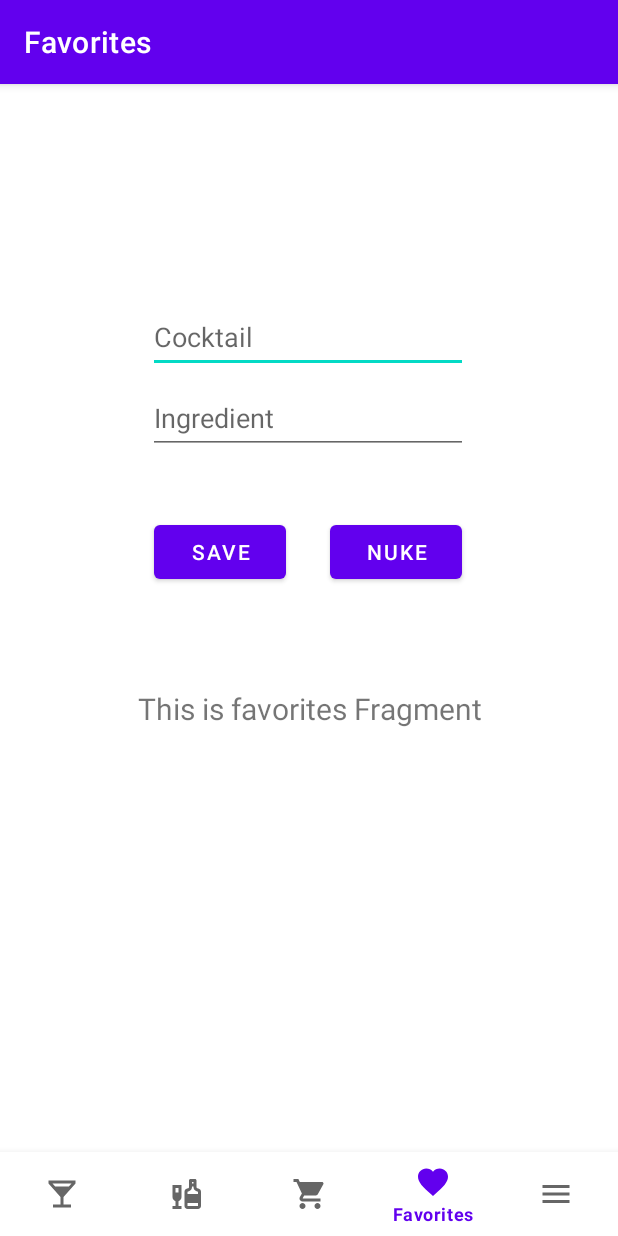
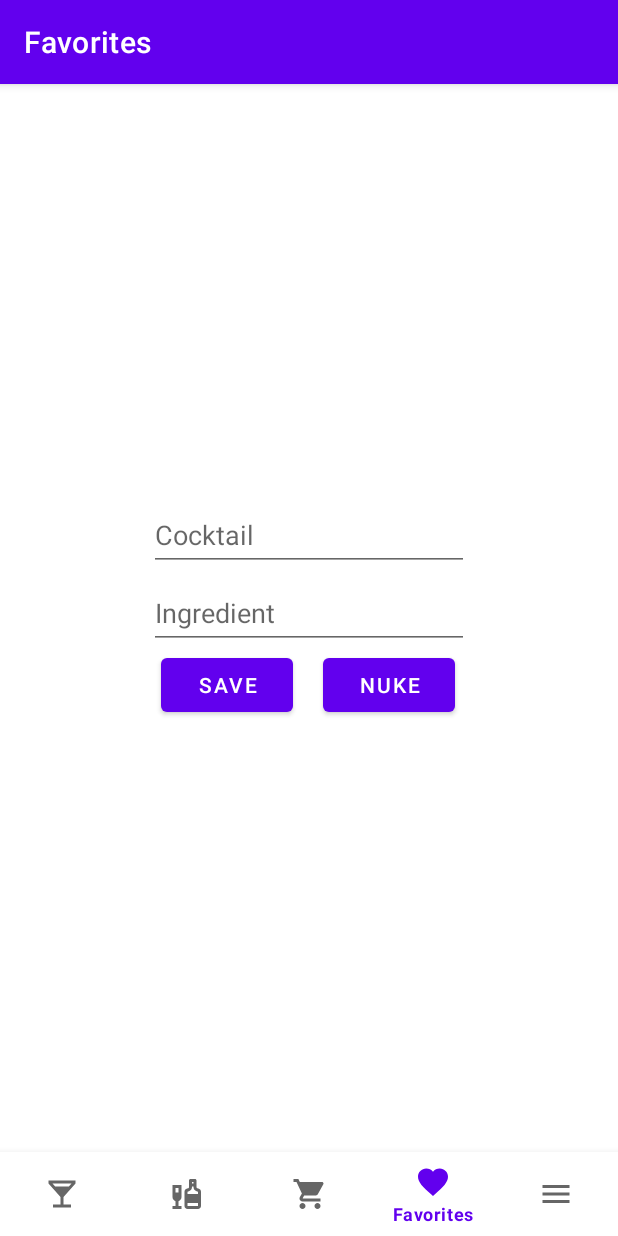
Before and after one commit to tv1light/AppPrototype_1, an Android app: the FavoritesFragment screen opened through its navigation route, on a phone screen of 412 x 824 dp. Run offline under Robolectric (Android 15) with nearby library versions, the phone set to English and light mode, and no system bars; our stand-ins replace Room's generated code, navigation-ui.

Commit message:
(Не)разъебал интерфейс и надеюсь, не разъебал бд)

```diff
--- a/app/src/main/java/com/example/appprototype1/DataBase.kt
+++ b/app/src/main/java/com/example/appprototype1/DataBase.kt
@@ -1,17 +1,17 @@
 package com.example.appprototype1
 
-import android.content.Context
 import androidx.room.Database
 import androidx.room.Room
 import androidx.room.RoomDatabase
+import com.example.appprototype1.ui.favorites.FavoritesFragment
 
 @Database(entities = [Item::class], version = 1)
 abstract class DataBase : RoomDatabase(){
     abstract fun getDao(): Dao
     companion object{
-        fun getDB(context: Context): DataBase{
+        fun getDB(context: FavoritesFragment): DataBase{
             return Room.databaseBuilder(
-                context.applicationContext,
+                context.requireContext(),
                 DataBase::class.java,
                 "DataBase.db"
             ).build()
--- a/app/src/main/java/com/example/appprototype1/MainActivity.kt
+++ b/app/src/main/java/com/example/appprototype1/MainActivity.kt
@@ -21,24 +21,10 @@ class MainActivity : AppCompatActivity() {
         binding = ActivityMainBinding.inflate(layoutInflater)
         setContentView(binding.root)
 
-        val db = DataBase.getDB(this)
 
 //       val it = Item(null,"Bloody Mary", "Vodka") //тестовая херь, думаю будет удобнее её в отдельное окно вынести
 
-        binding.buttonSave.setOnClickListener{
-            val it = Item(null,
-                binding.edCoct.text.toString(),
-                binding.edIngr.text.toString())
-            Thread{
-                db.getDao().insertItem(it)
-            }.start()
-        }
 
-        binding.buttonNuke.setOnClickListener{
-            Thread{
-                db.getDao().nukeTable()
-            }.start()
-        }
 
         val navView: BottomNavigationView = binding.navView
 
--- a/app/src/main/java/com/example/appprototype1/ui/favorites/FavoritesFragment.kt
+++ b/app/src/main/java/com/example/appprototype1/ui/favorites/FavoritesFragment.kt
@@ -1,12 +1,14 @@
 package com.example.appprototype1.ui.favorites
+
 
 import android.os.Bundle
 import android.view.LayoutInflater
 import android.view.View
 import android.view.ViewGroup
-import android.widget.TextView
 import androidx.fragment.app.Fragment
 import androidx.lifecycle.ViewModelProvider
+import com.example.appprototype1.DataBase
+import com.example.appprototype1.Item
 import com.example.appprototype1.databinding.FragmentFavoritesBinding
 
 class FavoritesFragment : Fragment() {
@@ -28,9 +30,21 @@ class FavoritesFragment : Fragment() {
         _binding = FragmentFavoritesBinding.inflate(inflater, container, false)
         val root: View = binding.root
 
-        val textView: TextView = binding.textFavorites
-        favoritesViewModel.text.observe(viewLifecycleOwner) {
-            textView.text = it
+        val db = DataBase.getDB(this)
+
+        binding.buttonSave.setOnClickListener{
+            val it = Item(null,
+                binding.edCoct.text.toString(),
+                binding.edIngr.text.toString())
+            Thread{
+                db.getDao().insertItem(it)
+            }.start()
+        }
+
+        binding.buttonNuke.setOnClickListener{
+            Thread{
+                db.getDao().nukeTable()
+            }.start()
         }
         return root
     }
--- a/app/src/main/res/layout/activity_main.xml
+++ b/app/src/main/res/layout/activity_main.xml
@@ -33,80 +33,7 @@
         app:layout_constraintRight_toRightOf="parent"
         app:layout_constraintStart_toStartOf="parent"
         app:layout_constraintTop_toTopOf="parent"
-        app:layout_constraintVertical_bias="1.0"
+        app:layout_constraintVertical_bias="0.0"
         app:navGraph="@navigation/mobile_navigation" />
 
-    <Button
-        android:id="@+id/buttonSave"
-        android:layout_width="wrap_content"
-        android:layout_height="wrap_content"
-        android:layout_marginStart="4dp"
-        android:text="Save"
-        app:layout_constraintBottom_toBottomOf="parent"
-        app:layout_constraintStart_toStartOf="@+id/edIngr"
-        app:layout_constraintTop_toTopOf="parent"
-        app:layout_constraintVertical_bias="0.349"
-        tools:ignore="HardcodedText" />
-
-    <EditText
-        android:id="@+id/edCoct"
-        android:layout_width="wrap_content"
-        android:layout_height="wrap_content"
-        android:ems="10"
-        android:hint="@string/cocktail"
-        android:inputType="textPersonName"
-        android:minHeight="48dp"
-        app:layout_constraintBottom_toTopOf="@+id/nav_view"
-        app:layout_constraintEnd_toEndOf="parent"
-        app:layout_constraintHorizontal_bias="0.497"
-        app:layout_constraintStart_toStartOf="parent"
-        app:layout_constraintTop_toTopOf="@+id/nav_host_fragment_activity_main"
-        app:layout_constraintVertical_bias="0.218"
-        android:autofillHints="" />
-
-    <EditText
-        android:id="@+id/edIngr"
-        android:layout_width="wrap_content"
-        android:layout_height="wrap_content"
-        android:layout_marginTop="6dp"
-        android:autofillHints=""
-        android:ems="10"
-        android:hint="@string/ingredient"
-        android:inputType="textPersonName"
-        android:minHeight="48dp"
-        app:layout_constraintEnd_toEndOf="@+id/edCoct"
-        app:layout_constraintStart_toStartOf="@+id/edCoct"
-        app:layout_constraintTop_toBottomOf="@+id/edCoct" />
-
-    <Button
-        android:id="@+id/buttonNuke"
-        android:layout_width="wrap_content"
-        android:layout_height="wrap_content"
-        android:layout_marginEnd="4dp"
-        android:text="@string/nuke"
-        app:layout_constraintBottom_toBottomOf="parent"
-        app:layout_constraintEnd_toEndOf="@+id/edIngr"
-        app:layout_constraintTop_toTopOf="parent"
-        app:layout_constraintVertical_bias="0.349" />
-
-    <androidx.constraintlayout.widget.Guideline
-        android:id="@+id/guideline2"
-        android:layout_width="wrap_content"
-        android:layout_height="wrap_content"
-        android:layout_marginEnd="411dp"
-        android:orientation="horizontal"
-        app:layout_constraintEnd_toEndOf="parent"
-        app:layout_constraintGuide_begin="248dp"
-        app:layout_constraintStart_toEndOf="@+id/nav_host_fragment_activity_main" />
-
-    <androidx.constraintlayout.widget.Group
-        android:id="@+id/group"
-        android:layout_width="wrap_content"
-        android:layout_height="wrap_content"
-        app:constraint_referenced_ids="buttonNuke,buttonSave"
-        app:layout_constraintBottom_toTopOf="@+id/nav_host_fragment_activity_main"
-        app:layout_constraintEnd_toStartOf="parent"
-        app:layout_constraintStart_toStartOf="parent"
-        app:layout_constraintTop_toTopOf="@+id/nav_host_fragment_activity_main" />
-
 </androidx.constraintlayout.widget.ConstraintLayout>
--- a/app/src/main/res/layout/fragment_cart.xml
+++ b/app/src/main/res/layout/fragment_cart.xml
@@ -19,4 +19,6 @@
         app:layout_constraintEnd_toEndOf="parent"
         app:layout_constraintStart_toStartOf="parent"
         app:layout_constraintTop_toTopOf="parent" />
+
+
 </androidx.constraintlayout.widget.ConstraintLayout>
--- a/app/src/main/res/layout/fragment_favorites.xml
+++ b/app/src/main/res/layout/fragment_favorites.xml
@@ -6,17 +6,65 @@
     android:layout_height="match_parent"
     tools:context=".ui.favorites.FavoritesFragment">
 
-    <TextView
-        android:id="@+id/text_favorites"
-        android:layout_width="match_parent"
+
+    <Button
+        android:id="@+id/buttonSave"
+        android:layout_width="wrap_content"
         android:layout_height="wrap_content"
         android:layout_marginStart="8dp"
-        android:layout_marginTop="8dp"
-        android:layout_marginEnd="8dp"
-        android:textAlignment="center"
-        android:textSize="20sp"
+        android:text="Save"
+        app:layout_constraintStart_toStartOf="@+id/edIngr"
+        app:layout_constraintTop_toBottomOf="@+id/edIngr"
+        tools:ignore="HardcodedText" />
+
+    <EditText
+        android:id="@+id/edCoct"
+        android:layout_width="wrap_content"
+        android:layout_height="wrap_content"
+        android:autofillHints=""
+        android:ems="10"
+        android:hint="@string/cocktail"
+
+        android:inputType="textPersonName"
+        android:minHeight="48dp"
         app:layout_constraintBottom_toBottomOf="parent"
+        app:layout_constraintEnd_toEndOf="@+id/edIngr"
+        app:layout_constraintHorizontal_bias="0.0"
+        app:layout_constraintStart_toStartOf="@+id/edIngr"
+        app:layout_constraintTop_toTopOf="parent"
+        app:layout_constraintVertical_bias="0.332" />
+
+    <EditText
+        android:id="@+id/edIngr"
+        android:layout_width="wrap_content"
+        android:layout_height="wrap_content"
+        android:layout_marginTop="4dp"
+        android:autofillHints=""
+        android:ems="10"
+        android:hint="@string/ingredient"
+        android:inputType="textPersonName"
+        android:minHeight="48dp"
         app:layout_constraintEnd_toEndOf="parent"
         app:layout_constraintStart_toStartOf="parent"
-        app:layout_constraintTop_toTopOf="parent" />
+        app:layout_constraintTop_toBottomOf="@+id/edCoct" />
+
+    <Button
+        android:id="@+id/buttonNuke"
+        android:layout_width="wrap_content"
+        android:layout_height="wrap_content"
+        android:text="@string/nuke"
+        app:layout_constraintEnd_toEndOf="@+id/edIngr"
+        app:layout_constraintHorizontal_bias="0.692"
+        app:layout_constraintStart_toEndOf="@+id/buttonSave"
+        app:layout_constraintTop_toBottomOf="@+id/edIngr" />
+
+    <androidx.constraintlayout.widget.Group
+        android:id="@+id/group"
+        android:layout_width="wrap_content"
+        android:layout_height="wrap_content"
+        app:constraint_referenced_ids="buttonNuke,buttonSave"
+        app:layout_constraintEnd_toStartOf="parent"
+        app:layout_constraintStart_toStartOf="parent" />
+
+
 </androidx.constraintlayout.widget.ConstraintLayout>
```
